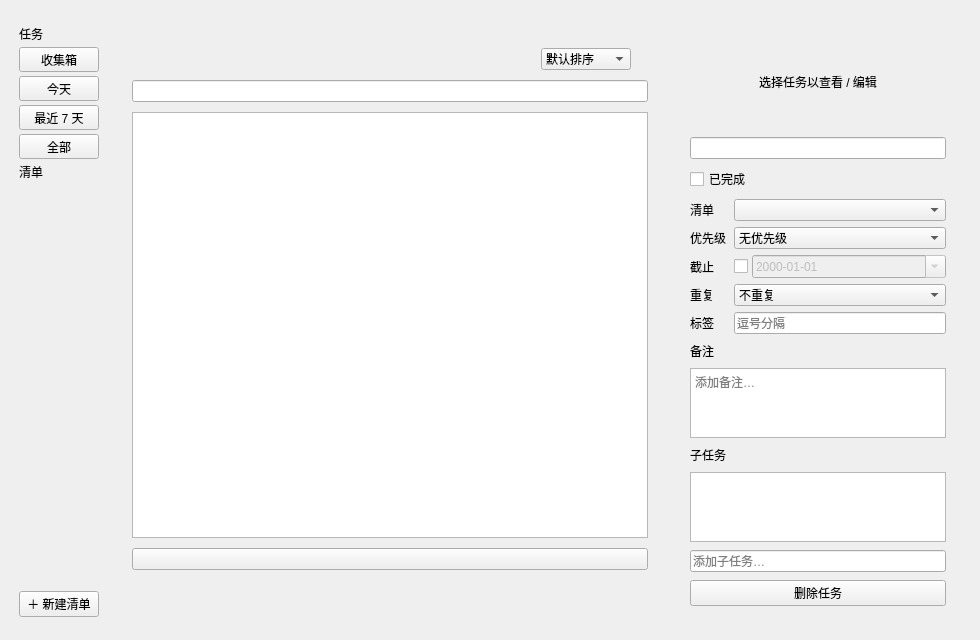
This is src/todopage.ui in PT123123/aw-qtui as Qt 5 draws it before an edit. The edited form follows.
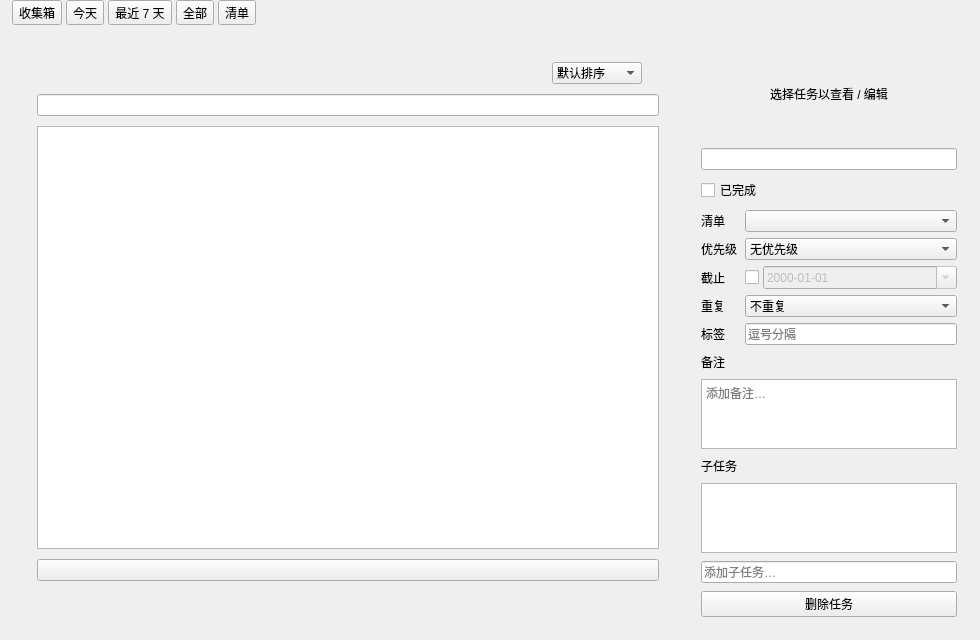
This is the edited form.

```diff
--- a/src/todopage.ui
+++ b/src/todopage.ui
@@ -14,35 +14,40 @@
     <height>640</height>
    </rect>
   </property>
-  <layout class="QHBoxLayout" name="rootLayout" stretch="0,1">
+  <layout class="QVBoxLayout" name="rootLayout" stretch="0,1">
    <property name="spacing">
     <number>0</number>
    </property>
+   <property name="leftMargin">
+    <number>0</number>
+   </property>
+   <property name="topMargin">
+    <number>0</number>
+   </property>
+   <property name="rightMargin">
+    <number>0</number>
+   </property>
+   <property name="bottomMargin">
+    <number>0</number>
+   </property>
    <item>
-    <widget class="QWidget" name="TodoSidebar" native="true">
-     <layout class="QVBoxLayout" name="sidebarLay">
+    <widget class="QWidget" name="TodoTopBar" native="true">
+     <layout class="QHBoxLayout" name="topBarLay">
+      <property name="spacing">
+       <number>4</number>
+      </property>
       <property name="leftMargin">
-       <number>8</number>
+       <number>12</number>
       </property>
       <property name="topMargin">
-       <number>14</number>
+       <number>0</number>
       </property>
       <property name="rightMargin">
-       <number>8</number>
+       <number>12</number>
       </property>
       <property name="bottomMargin">
-       <number>12</number>
+       <number>0</number>
       </property>
-      <property name="spacing">
-       <number>4</number>
-      </property>
-      <item>
-       <widget class="QLabel" name="TodoBrand">
-        <property name="text">
-         <string>任务</string>
-        </property>
-       </widget>
-      </item>
       <item>
        <widget class="QToolButton" name="btnInbox">
         <property name="text">
@@ -51,12 +56,6 @@
         <property name="checkable">
          <bool>true</bool>
         </property>
-        <property name="sizePolicy" stdset="0">
-         <sizepolicy hsizetype="Expanding" vsizetype="Fixed">
-          <horstretch>0</horstretch>
-          <verstretch>0</verstretch>
-         </sizepolicy>
-        </property>
        </widget>
       </item>
       <item>
@@ -67,12 +66,6 @@
         <property name="checkable">
          <bool>true</bool>
         </property>
-        <property name="sizePolicy" stdset="0">
-         <sizepolicy hsizetype="Expanding" vsizetype="Fixed">
-          <horstretch>0</horstretch>
-          <verstretch>0</verstretch>
-         </sizepolicy>
-        </property>
        </widget>
       </item>
       <item>
@@ -83,12 +76,6 @@
         <property name="checkable">
          <bool>true</bool>
         </property>
-        <property name="sizePolicy" stdset="0">
-         <sizepolicy hsizetype="Expanding" vsizetype="Fixed">
-          <horstretch>0</horstretch>
-          <verstretch>0</verstretch>
-         </sizepolicy>
-        </property>
        </widget>
       </item>
       <item>
@@ -99,65 +86,37 @@
         <property name="checkable">
          <bool>true</bool>
         </property>
-        <property name="sizePolicy" stdset="0">
-         <sizepolicy hsizetype="Expanding" vsizetype="Fixed">
-          <horstretch>0</horstretch>
-          <verstretch>0</verstretch>
-         </sizepolicy>
-        </property>
        </widget>
       </item>
       <item>
-       <widget class="QLabel" name="listTitle">
+       <widget class="QToolButton" name="btnLists">
         <property name="text">
          <string>清单</string>
         </property>
+        <property name="checkable">
+         <bool>true</bool>
+        </property>
+        <property name="cursor">
+         <cursorShape>PointingHandCursor</cursorShape>
+        </property>
+        <property name="toolTip">
+         <string>选择清单（右键列表项可重命名 / 删除）</string>
+        </property>
        </widget>
       </item>
       <item>
-       <widget class="QWidget" name="listsBox" native="true">
-        <layout class="QVBoxLayout" name="listsLay">
-         <property name="leftMargin">
-          <number>0</number>
-         </property>
-         <property name="topMargin">
-          <number>0</number>
-         </property>
-         <property name="rightMargin">
-          <number>0</number>
-         </property>
-         <property name="bottomMargin">
-          <number>0</number>
-         </property>
-         <property name="spacing">
-          <number>2</number>
-         </property>
-        </layout>
-       </widget>
-      </item>
-      <item>
-       <spacer name="sidebarStretch">
+       <spacer name="topBarStretch">
         <property name="orientation">
-         <enum>Qt::Vertical</enum>
+         <enum>Qt::Horizontal</enum>
         </property>
         <property name="sizeHint" stdset="0">
          <size>
-          <width>20</width>
-          <height>40</height>
+          <width>40</width>
+          <height>20</height>
          </size>
         </property>
        </spacer>
       </item>
-      <item>
-       <widget class="QPushButton" name="newListBtn">
-        <property name="text">
-         <string>＋ 新建清单</string>
-        </property>
-        <property name="cursor">
-         <cursorShape>PointingHandCursor</cursorShape>
-        </property>
-       </widget>
-      </item>
      </layout>
     </widget>
    </item>
@@ -171,7 +130,7 @@
        <widget class="QWidget" name="centerHost" native="true">
         <layout class="QVBoxLayout" name="centerLay">
          <property name="leftMargin">
-          <number>0</number>
+          <number>12</number>
          </property>
          <property name="topMargin">
           <number>12</number>
```
Left out of the diff: 2 changed lines with no effect on the pictures.
